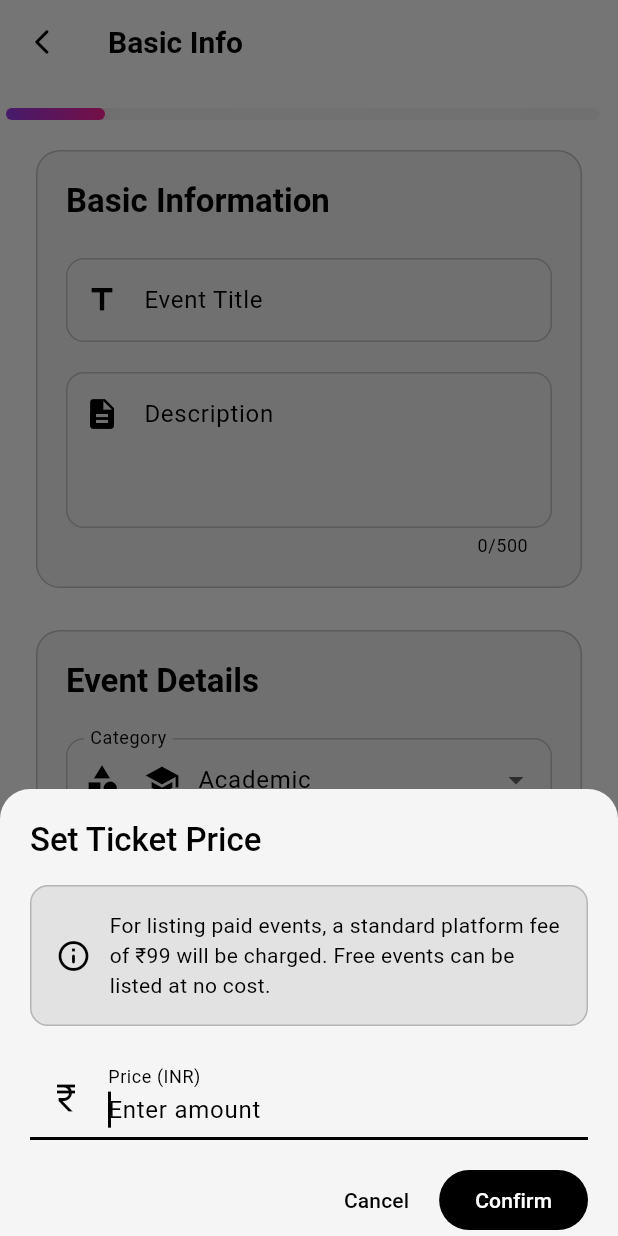
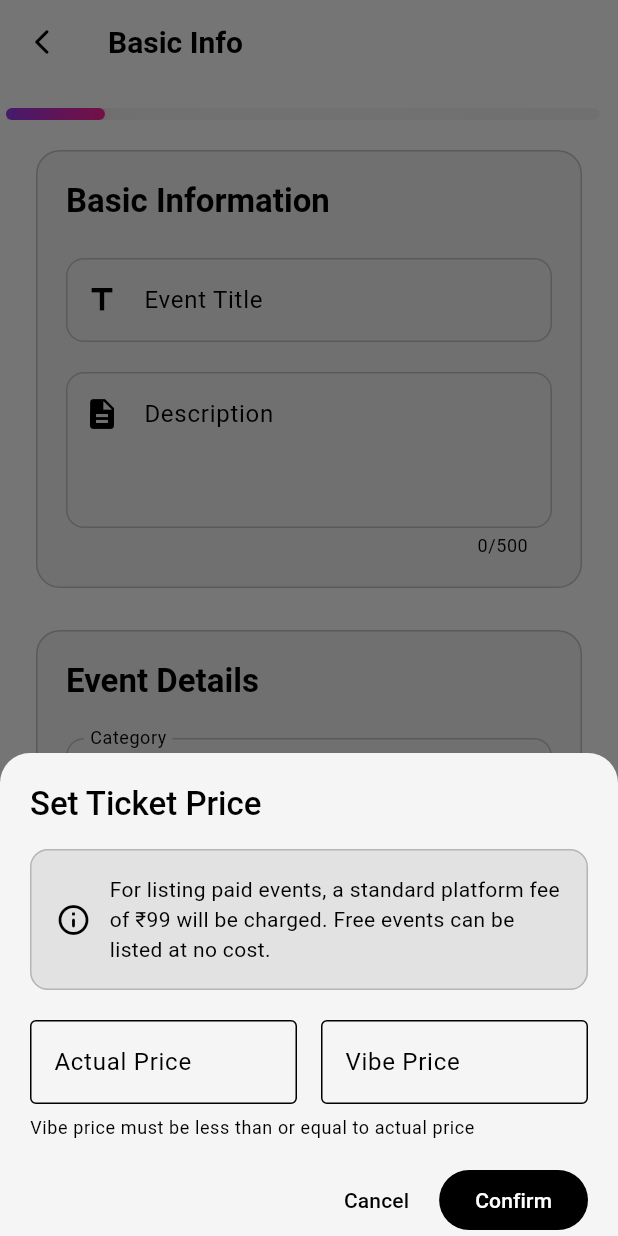
Before and after one commit to ArishRagaventhra/vibeswiper, a Flutter app: the CreateEventScreen screen opened by its route, after a tap on "Paid", after a tap on "Set ticket price", on a phone screen of 412 x 824 dp. Run offline on Flutter 3.47's test engine with Material 3 defaults, Android fonts, the light colour scheme and no system bars; our stand-ins replace cached_network_image, connectivity_plus, device_info_plus, file_picker, flutter_image_compress, flutter_linkify and 13 more; missing offline and left inert: dart:html, dart:js, file_saver, flutter_excel, metadata_fetch, razorpay_flutter; accounts and stored records are empty.

Commit message:
new committt

```diff
--- a/lib/features/events/models/event_model.dart
+++ b/lib/features/events/models/event_model.dart
@@ -24,14 +24,15 @@ class Event {
   final EventStatus status;
   final DateTime? registrationDeadline;
   final double? ticketPrice;
+  final double? vibePrice;
   final String? currency;
   final DateTime createdAt;
   final DateTime updatedAt;
   final List<String>? mediaUrls;
   final String? accessCode;
   final DateTime? deletedAt;
-  final bool isPlatformFeePaid; // Track if Rs. 99 fee is paid
-  final String? platformPaymentId; // Store Razorpay payment ID
+  final bool isPlatformFeePaid;
+  final String? platformPaymentId;
 
   Event({
     required this.id,
@@ -51,6 +52,7 @@ class Event {
     required this.status,
     this.registrationDeadline,
     this.ticketPrice,
+    this.vibePrice,
     this.currency,
     required this.createdAt,
     required this.updatedAt,
@@ -79,6 +81,7 @@ class Event {
     EventStatus? status,
     DateTime? registrationDeadline,
     double? ticketPrice,
+    double? vibePrice,
     String? currency,
     DateTime? createdAt,
     DateTime? updatedAt,
@@ -106,6 +109,7 @@ class Event {
       status: status ?? this.status,
       registrationDeadline: registrationDeadline ?? this.registrationDeadline,
       ticketPrice: ticketPrice ?? this.ticketPrice,
+      vibePrice: vibePrice ?? this.vibePrice,
       currency: currency ?? this.currency,
       createdAt: createdAt ?? this.createdAt,
       updatedAt: updatedAt ?? this.updatedAt,
@@ -136,6 +140,7 @@ class Event {
       'status': status.toString().split('.').last,
       'registration_deadline': registrationDeadline?.toIso8601String(),
       'ticket_price': ticketPrice,
+      'vibe_price': vibePrice, // Added vibePrice to toMap
       'currency': currency,
       'created_at': createdAt.toIso8601String(),
       'updated_at': updatedAt.toIso8601String(),
@@ -204,6 +209,9 @@ class Event {
         ticketPrice: map['ticket_price'] != null
             ? (map['ticket_price'] as num).toDouble()
             : null,
+        vibePrice: map['vibe_price'] != null // Added vibePrice to fromMap
+            ? (map['vibe_price'] as num).toDouble()
+            : null,
         currency: map['currency'] as String?,
         createdAt: DateTime.parse(createdAtStr),
         updatedAt: DateTime.parse(updatedAtStr),
@@ -252,6 +260,9 @@ class Event {
           : null,
       ticketPrice: json['ticket_price'] != null
           ? (json['ticket_price'] as num).toDouble()
+          : null,
+      vibePrice: json['vibe_price'] != null // Added vibePrice to fromJson
+          ? (json['vibe_price'] as num).toDouble()
           : null,
       currency: json['currency'] as String?,
       createdAt: DateTime.parse(json['created_at'] as String),
--- a/lib/features/events/screens/create_event_screen.dart
+++ b/lib/features/events/screens/create_event_screen.dart
@@ -38,6 +38,7 @@ class _CreateEventScreenState extends ConsumerState<CreateEventScreen> {
   final _titleController = TextEditingController();
   final _descriptionController = TextEditingController();
   final _priceController = TextEditingController();
+  final _vibePriceController = TextEditingController();
   final _accessCodeController = TextEditingController();
   final _maxParticipantsController = TextEditingController();
   final _locationController = TextEditingController();
@@ -490,18 +491,61 @@ class _CreateEventScreenState extends ConsumerState<CreateEventScreen> {
                                   ),
                                 ),
                                 const SizedBox(height: 20),
-                                TextFormField(
-                                  controller: _priceController,
-                                  keyboardType: const TextInputType.numberWithOptions(decimal: true),
-                                  autofocus: true,
-                                  decoration: const InputDecoration(
-                                    labelText: 'Price (INR)',
-                                    hintText: 'Enter amount',
-                                    prefixIcon: Icon(Icons.currency_rupee),
-                                  ),
-                                  onChanged: (value) {
-                                    setState(() {});
-                                  },
+                                Row(
+                                  children: [
+                                    Expanded(
+                                      child: TextFormField(
+                                        controller: _priceController,
+                                        decoration: InputDecoration(
+                                          labelText: 'Actual Price',
+                                          prefixText: _currency,
+                                          border: OutlineInputBorder(),
+                                        ),
+                                        keyboardType: TextInputType.number,
+                                        validator: (value) {
+                                          if (value == null || value.isEmpty) {
+                                            return 'Please enter the actual price';
+                                          }
+                                          final price = double.tryParse(value);
+                                          if (price == null || price <= 0) {
+                                            return 'Please enter a valid price';
+                                          }
+                                          return null;
+                                        },
+                                      ),
+                                    ),
+                                    const SizedBox(width: 16),
+                                    Expanded(
+                                      child: TextFormField(
+                                        controller: _vibePriceController,
+                                        decoration: InputDecoration(
+                                          labelText: 'Vibe Price',
+                                          prefixText: _currency,
+                                          border: OutlineInputBorder(),
+                                        ),
+                                        keyboardType: TextInputType.number,
+                                        validator: (value) {
+                                          if (value == null || value.isEmpty) {
+                                            return 'Please enter the Vibe price';
+                                          }
+                                          final vibePrice = double.tryParse(value);
+                                          if (vibePrice == null || vibePrice <= 0) {
+                                            return 'Please enter a valid Vibe price';
+                                          }
+                                          final actualPrice = double.tryParse(_priceController.text) ?? 0;
+                                          if (vibePrice > actualPrice) {
+                                            return 'Vibe price cannot be higher than actual price';
+                                          }
+                                          return null;
+                                        },
+                                      ),
+                                    ),
+                                  ],
+                                ),
+                                const SizedBox(height: 8),
+                                Text(
+                                  'Vibe price must be less than or equal to actual price',
+                                  style: Theme.of(context).textTheme.bodySmall,
                                 ),
                                 const SizedBox(height: 16),
                                 Row(
@@ -587,18 +631,61 @@ class _CreateEventScreenState extends ConsumerState<CreateEventScreen> {
                                   ),
                                 ),
                                 const SizedBox(height: 20),
-                                TextFormField(
-                                  controller: _priceController,
-                                  keyboardType: const TextInputType.numberWithOptions(decimal: true),
-                                  autofocus: true,
-                                  decoration: const InputDecoration(
-                                    labelText: 'Price (INR)',
-                                    hintText: 'Enter amount',
-                                    prefixIcon: Icon(Icons.currency_rupee),
-                                  ),
-                                  onChanged: (value) {
-                                    setState(() {});
-                                  },
+                                Row(
+                                  children: [
+                                    Expanded(
+                                      child: TextFormField(
+                                        controller: _priceController,
+                                        decoration: InputDecoration(
+                                          labelText: 'Actual Price',
+                                          prefixText: _currency,
+                                          border: OutlineInputBorder(),
+                                        ),
+                                        keyboardType: TextInputType.number,
+                                        validator: (value) {
+                                          if (value == null || value.isEmpty) {
+                                            return 'Please enter the actual price';
+                                          }
+                                          final price = double.tryParse(value);
+                                          if (price == null || price <= 0) {
+                                            return 'Please enter a valid price';
+                                          }
+                                          return null;
+                                        },
+                                      ),
+                                    ),
+                                    const SizedBox(width: 16),
+                                    Expanded(
+                                      child: TextFormField(
+                                        controller: _vibePriceController,
+                                        decoration: InputDecoration(
+                                          labelText: 'Vibe Price',
+                                          prefixText: _currency,
+                                          border: OutlineInputBorder(),
+                                        ),
+                                        keyboardType: TextInputType.number,
+                                        validator: (value) {
+                                          if (value == null || value.isEmpty) {
+                                            return 'Please enter the Vibe price';
+                                          }
+                                          final vibePrice = double.tryParse(value);
+                                          if (vibePrice == null || vibePrice <= 0) {
+                                            return 'Please enter a valid Vibe price';
+                                          }
+                                          final actualPrice = double.tryParse(_priceController.text) ?? 0;
+                                          if (vibePrice > actualPrice) {
+                                            return 'Vibe price cannot be higher than actual price';
+                                          }
+                                          return null;
+                                        },
+                                      ),
+                                    ),
+                                  ],
+                                ),
+                                const SizedBox(height: 8),
+                                Text(
+                                  'Vibe price must be less than or equal to actual price',
+                                  style: Theme.of(context).textTheme.bodySmall,
                                 ),
                                 const SizedBox(height: 16),
                                 Row(
@@ -1010,6 +1097,7 @@ class _CreateEventScreenState extends ConsumerState<CreateEventScreen> {
           'event_type': _eventType.toString(),
           'visibility': _visibility.toString(),
           'price': _eventType == EventType.paid ? _priceController.text : '0',
+          'vibe_price': _eventType == EventType.paid ? _vibePriceController.text : '0',
           'currency': _currency,
           'access_code': _accessCodeController.text,
           'max_participants': _maxParticipantsController.text,
@@ -1091,6 +1179,9 @@ class _CreateEventScreenState extends ConsumerState<CreateEventScreen> {
     if (_eventType == EventType.paid && (_priceController.text.isEmpty || double.tryParse(_priceController.text) == null)) {
       return false;
     }
+    if (_eventType == EventType.paid && (_vibePriceController.text.isEmpty || double.tryParse(_vibePriceController.text) == null)) {
+      return false;
+    }
     if (_visibility == EventVisibility.private && _accessCodeController.text.isEmpty) {
       return false;
     }
@@ -1177,6 +1268,7 @@ class _CreateEventScreenState extends ConsumerState<CreateEventScreen> {
         category: _selectedCategory,
         tags: _selectedTags,
         ticketPrice: _eventType == EventType.paid ? double.parse(_priceController.text) : null,
+        vibePrice: _eventType == EventType.paid ? double.parse(_vibePriceController.text) : null,
         currency: _currency,
         mediaFiles: _selectedImages,
         accessCode: _accessCodeController.text,
--- a/lib/features/events/services/event_creation_service.dart
+++ b/lib/features/events/services/event_creation_service.dart
@@ -34,6 +34,7 @@ class EventCreationService {
     Duration? reminderBefore,
     DateTime? registrationDeadline,
     double? ticketPrice,
+    double? vibePrice,
     String? currency,
     List<XFile>? mediaFiles,
     String? accessCode,
@@ -48,6 +49,19 @@ class EventCreationService {
       // Validate location data
       if (location.isEmpty || city.isEmpty || country.isEmpty) {
         throw Exception('Location details are required');
+      }
+
+      // Validate prices for paid events
+      if (eventType == EventType.paid) {
+        if (ticketPrice == null || ticketPrice <= 0) {
+          throw Exception('Valid ticket price is required for paid events');
+        }
+        if (vibePrice == null || vibePrice <= 0) {
+          throw Exception('Valid Vibe price is required for paid events');
+        }
+        if (vibePrice > ticketPrice) {
+          throw Exception('Vibe price cannot be higher than ticket price');
+        }
       }
 
       // 1. Create draft event
@@ -67,6 +81,7 @@ class EventCreationService {
             reminderBefore: reminderBefore,
             registrationDeadline: registrationDeadline,
             ticketPrice: ticketPrice,
+            vibePrice: vibePrice,
             currency: currency,
             mediaFiles: mediaFiles ?? [],
             accessCode: accessCode,
```
Also changed, not shown: lib/features/events/controllers/event_controller.dart (+35 -10 lines), lib/features/events/screens/event_details_screen.dart (+64 -63 lines), 1 other file.
